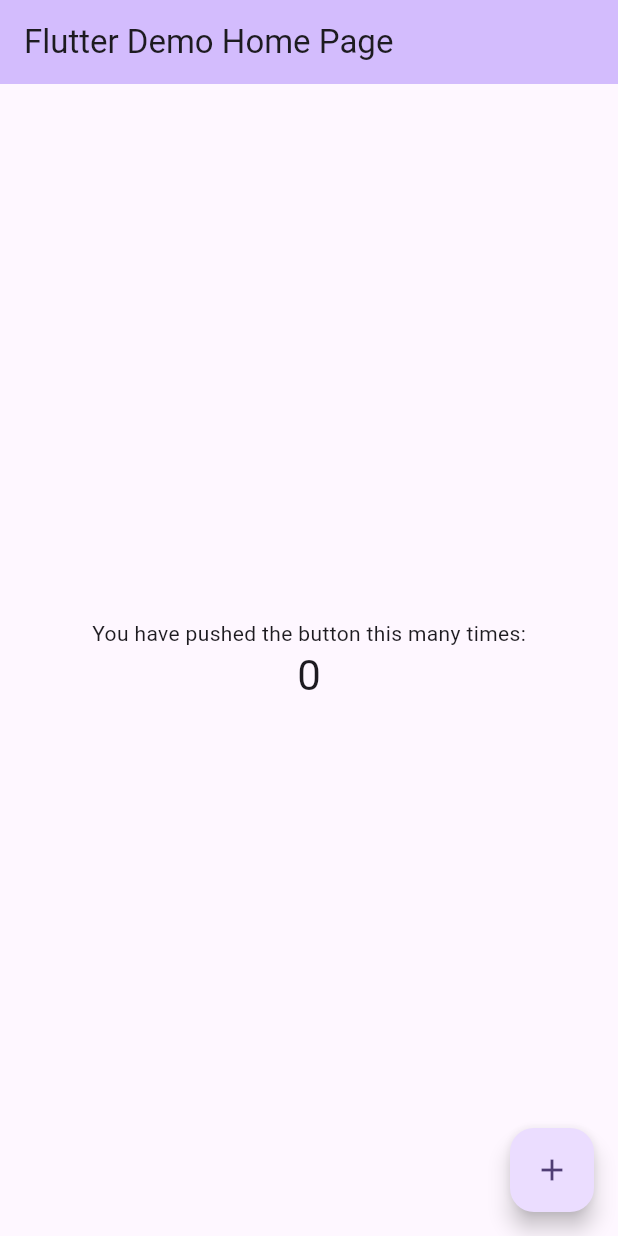
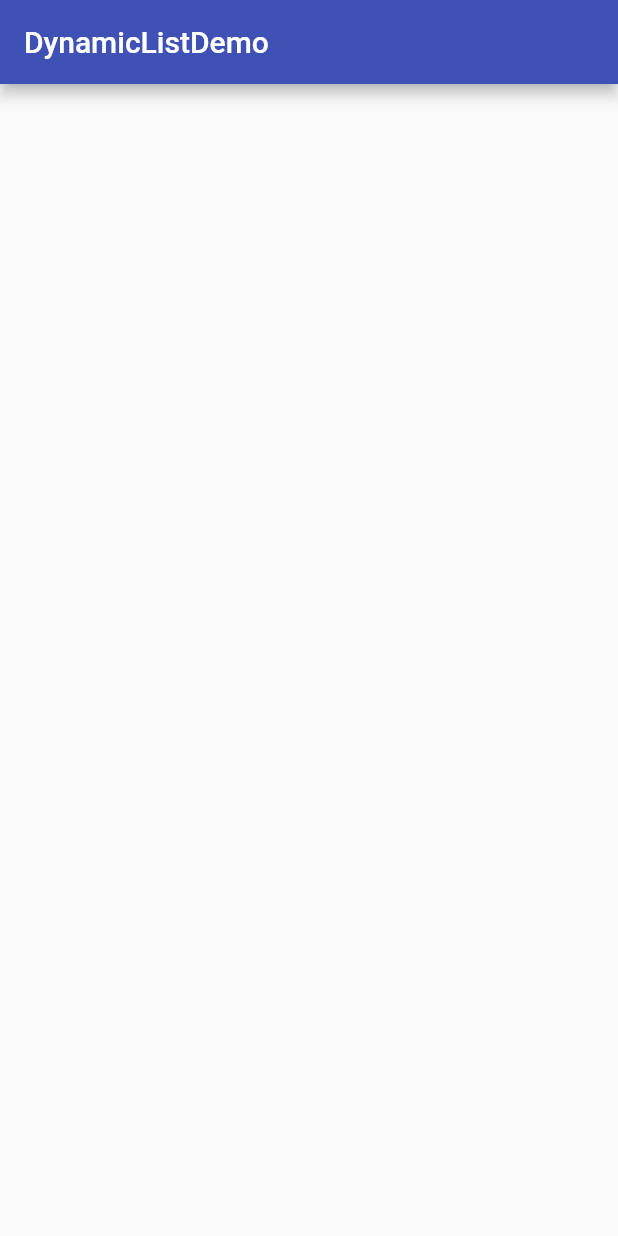
Before and after one commit to EusufUddin8926/Dynamic-List-Demo, a Flutter app: the screen it shows after launch, on a phone screen of 412 x 824 dp. Run offline on Flutter 3.47's test engine with Material 2 defaults, Android fonts, the phone set to English and light mode, and no system bars.

Commit message:
basic structure add

```diff
--- a/lib/main.dart
+++ b/lib/main.dart
@@ -1,3 +1,4 @@
+import 'package:flutter/cupertino.dart';
 import 'package:flutter/material.dart';
 
 void main() {
@@ -7,119 +8,26 @@ void main() {
 class MyApp extends StatelessWidget {
   const MyApp({super.key});
 
-  // This widget is the root of your application.
   @override
   Widget build(BuildContext context) {
-    return MaterialApp(
-      title: 'Flutter Demo',
-      theme: ThemeData(
-        // This is the theme of your application.
-        //
-        // TRY THIS: Try running your application with "flutter run". You'll see
-        // the application has a blue toolbar. Then, without quitting the app,
-        // try changing the seedColor in the colorScheme below to Colors.green
-        // and then invoke "hot reload" (save your changes or press the "hot
-        // reload" button in a Flutter-supported IDE, or press "r" if you used
-        // the command line to start the app).
-        //
-        // Notice that the counter didn't reset back to zero; the application
-        // state is not lost during the reload. To reset the state, use hot
-        // restart instead.
-        //
-        // This works for code too, not just values: Most code changes can be
-        // tested with just a hot reload.
-        colorScheme: ColorScheme.fromSeed(seedColor: Colors.deepPurple),
-        useMaterial3: true,
-      ),
-      home: const MyHomePage(title: 'Flutter Demo Home Page'),
+    return MaterialApp(home: DynamicListDemo(),
+      theme: ThemeData(primarySwatch: Colors.indigo),
+      debugShowCheckedModeBanner: false
     );
   }
+
 }
 
-class MyHomePage extends StatefulWidget {
-  const MyHomePage({super.key, required this.title});
-
-  // This widget is the home page of your application. It is stateful, meaning
-  // that it has a State object (defined below) that contains fields that affect
-  // how it looks.
-
-  // This class is the configuration for the state. It holds the values (in this
-  // case the title) provided by the parent (in this case the App widget) and
-  // used by the build method of the State. Fields in a Widget subclass are
-  // always marked "final".
-
-  final String title;
-
-  @override
-  State<MyHomePage> createState() => _MyHomePageState();
-}
-
-class _MyHomePageState extends State<MyHomePage> {
-  int _counter = 0;
-
-  void _incrementCounter() {
-    setState(() {
-      // This call to setState tells the Flutter framework that something has
-      // changed in this State, which causes it to rerun the build method below
-      // so that the display can reflect the updated values. If we changed
-      // _counter without calling setState(), then the build method would not be
-      // called again, and so nothing would appear to happen.
-      _counter++;
-    });
-  }
+class DynamicListDemo extends StatelessWidget{
+  const DynamicListDemo({super.key});
 
   @override
   Widget build(BuildContext context) {
-    // This method is rerun every time setState is called, for instance as done
-    // by the _incrementCounter method above.
-    //
-    // The Flutter framework has been optimized to make rerunning build methods
-    // fast, so that you can just rebuild anything that needs updating rather
-    // than having to individually change instances of widgets.
     return Scaffold(
       appBar: AppBar(
-        // TRY THIS: Try changing the color here to a specific color (to
-        // Colors.amber, perhaps?) and trigger a hot reload to see the AppBar
-        // change color while the other colors stay the same.
-        backgroundColor: Theme.of(context).colorScheme.inversePrimary,
-        // Here we take the value from the MyHomePage object that was created by
-        // the App.build method, and use it to set our appbar title.
-        title: Text(widget.title),
+        title: const Text("DynamicListDemo"),
       ),
-      body: Center(
-        // Center is a layout widget. It takes a single child and positions it
-        // in the middle of the parent.
-        child: Column(
-          // Column is also a layout widget. It takes a list of children and
-          // arranges them vertically. By default, it sizes itself to fit its
-          // children horizontally, and tries to be as tall as its parent.
-          //
-          // Column has various properties to control how it sizes itself and
-          // how it positions its children. Here we use mainAxisAlignment to
-          // center the children vertically; the main axis here is the vertical
-          // axis because Columns are vertical (the cross axis would be
-          // horizontal).
-          //
-          // TRY THIS: Invoke "debug painting" (choose the "Toggle Debug Paint"
-          // action in the IDE, or press "p" in the console), to see the
-          // wireframe for each widget.
-          mainAxisAlignment: MainAxisAlignment.center,
-          children: <Widget>[
-            const Text(
-              'You have pushed the button this many times:',
-            ),
-            Text(
-              '$_counter',
-              style: Theme.of(context).textTheme.headlineMedium,
-            ),
-          ],
-        ),
-      ),
-      floatingActionButton: FloatingActionButton(
-        onPressed: _incrementCounter,
-        tooltip: 'Increment',
-        child: const Icon(Icons.add),
-      ), // This trailing comma makes auto-formatting nicer for build methods.
     );
   }
+
 }
```
